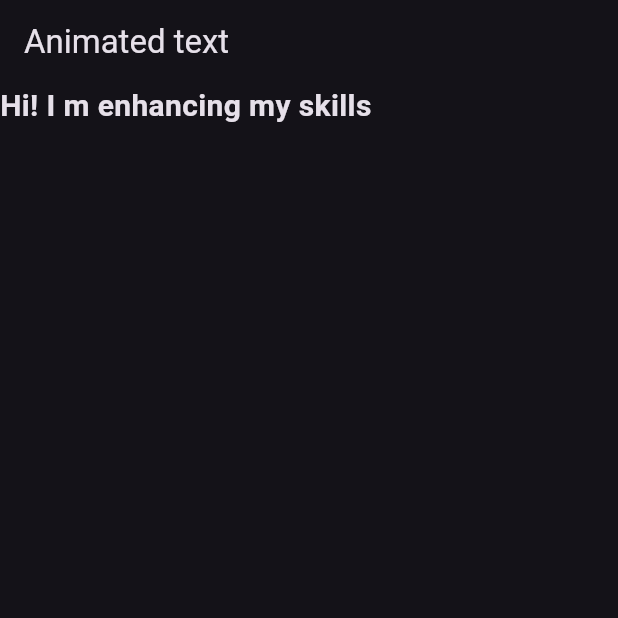
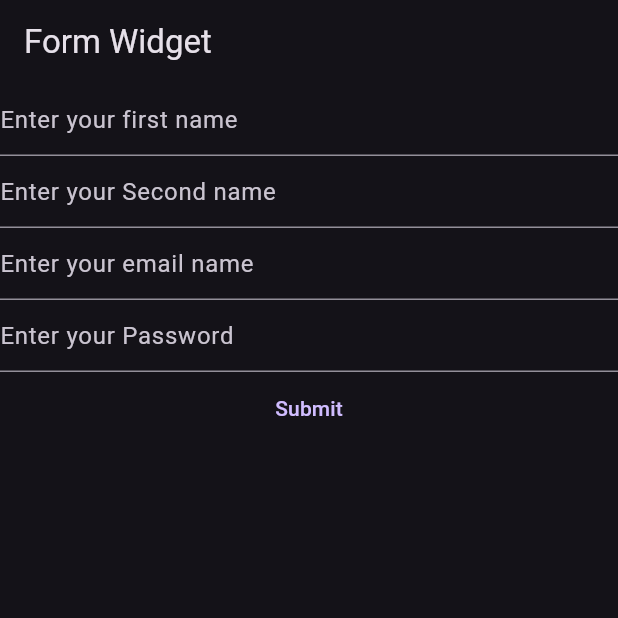
Before and after one commit to RamanKumar00/Learn-With-Me, a Flutter app: the screen it shows after launch, on a phone screen of 412 x 824 dp, the top half of it. Run offline on Flutter 3.47's test engine with Material 3 defaults, Android fonts, the phone set to English and light mode, and no system bars; drawn by our look-alikes of animated_text_kit.

Commit message:
learn about how to build form and use stack.

```diff
--- a/container_and_sizedbox/lib/main.dart
+++ b/container_and_sizedbox/lib/main.dart
@@ -7,8 +7,12 @@ import 'package:container_and_sizedbox/drawer.dart';
 // import 'package:container_and_sizedbox/widgets/row_and_column.dart';
 // ignore: unused_import
 import 'package:container_and_sizedbox/Dismissible.dart';
+import 'package:container_and_sizedbox/hello_world.dart';
 import 'package:container_and_sizedbox/imageWidget.dart';
 import 'package:container_and_sizedbox/widgets/bottomSheet.dart';
+import 'package:container_and_sizedbox/widgets/dropdown.dart';
+import 'package:container_and_sizedbox/widgets/form.dart';
+import 'package:container_and_sizedbox/widgets/stack_and_positioned.dart';
 import 'alert.dart';
 
 import 'package:flutter/material.dart';
@@ -27,7 +31,7 @@ class MyApp extends StatelessWidget {
         brightness: Brightness.dark,
         primaryColor: Colors.orange,
       ),
-      home: AnimatedText(),
+      home: FormWidget(),
     );
   }
 }
--- /dev/null
+++ b/container_and_sizedbox/lib/widgets/form.dart
@@ -0,0 +1,120 @@
+import 'package:flutter/material.dart';
+
+class FormWidget extends StatefulWidget {
+  const FormWidget({super.key});
+
+  @override
+  State<FormWidget> createState() => FormWidgetState();
+}
+
+class FormWidgetState extends State<FormWidget> {
+  String firstname = " ";
+  String lastname = " ";
+  String email = " ";
+  String password = " ";
+  final _formkey = GlobalKey<FormState>();
+
+  // ================Function=============
+  trysubmit() {
+    final isvalid = _formkey.currentState!.validate();
+    if (isvalid) {
+      submitform();
+    } else {
+      print("error");
+    }
+  }
+
+  submitform() {
+    print(firstname);
+    print(lastname);
+    print(email);
+    print(password);
+  }
+
+  @override
+  Widget build(BuildContext context) {
+    return Scaffold(
+      appBar: AppBar(title: Text("Form Widget")),
+      body: Center(
+        child: Form(
+          child: Form(
+            key: _formkey,
+            child: Column(
+              children: [
+                TextFormField(
+                  decoration: InputDecoration(
+                    hintText: 'Enter your first name',
+                  ),
+                  key: ValueKey('firstname'),
+                  validator: (value) {
+                    if (value.toString().isEmpty) {
+                      return "First name should not be empty";
+                    } else {
+                      return null;
+                    }
+                  },
+                  onSaved: (Value) {
+                    firstname = Value.toString();
+                  },
+                ),
+
+                TextFormField(
+                  decoration: InputDecoration(
+                    hintText: 'Enter your Second name',
+                  ),
+                  key: ValueKey('lastname'),
+                  validator: (value) {
+                    if (value.toString().isEmpty) {
+                      return "second name should not be empty";
+                    } else {
+                      return null;
+                    }
+                  },
+                  onSaved: (Value) {
+                    lastname = Value.toString();
+                  },
+                ),
+                TextFormField(
+                  decoration: InputDecoration(
+                    hintText: 'Enter your email name',
+                  ),
+                  key: ValueKey('Email'),
+                  validator: (value) {
+                    if (value.toString().isEmpty) {
+                      return "Email should not be empty";
+                    } else {
+                      return null;
+                    }
+                  },
+                  onSaved: (Value) {
+                    email = Value.toString();
+                  },
+                ),
+                TextFormField(
+                  decoration: InputDecoration(hintText: 'Enter your Password'),
+                  key: ValueKey('Password'),
+                  validator: (value) {
+                    if (value.toString().isEmpty) {
+                      return " Password should not be empty";
+                    } else {
+                      return null;
+                    }
+                  },
+                  onSaved: (Value) {
+                    password = Value.toString();
+                  },
+                ),
+                TextButton(
+                  onPressed: () {
+                    trysubmit();
+                  },
+                  child: Text("Submit"),
+                ),
+              ],
+            ),
+          ),
+        ),
+      ),
+    );
+  }
+}
```
Also changed, not shown: container_and_sizedbox/lib/hello_world.dart (added, +17 -0 lines), container_and_sizedbox/lib/widgets/dropdown.dart (added, +51 -0 lines), container_and_sizedbox/lib/widgets/stack_and_positioned.dart (added, +13 -0 lines).
